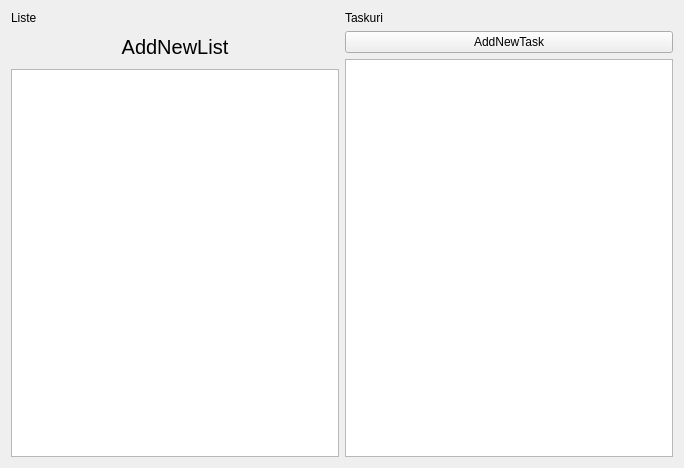
Above: Presentation/MainWidget.ui from TarcaAndrei/NotesApp before the change. Below: the same form after it.
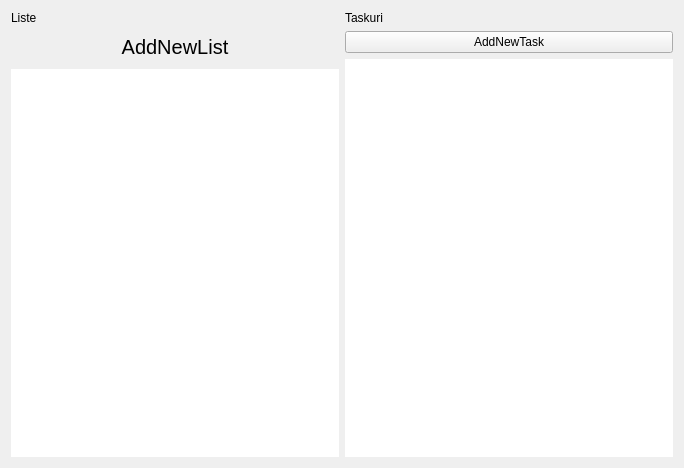
That is the form after the change. Icons and pictures are not drawn.

The edit to the form file:
```diff
--- a/Presentation/MainWidget.ui
+++ b/Presentation/MainWidget.ui
@@ -54,6 +54,15 @@
        <property name="autoFillBackground">
         <bool>false</bool>
        </property>
+       <property name="frameShape">
+        <enum>QFrame::NoFrame</enum>
+       </property>
+       <property name="frameShadow">
+        <enum>QFrame::Plain</enum>
+       </property>
+       <property name="lineWidth">
+        <number>0</number>
+       </property>
        <property name="sizeAdjustPolicy">
         <enum>QAbstractScrollArea::AdjustToContents</enum>
        </property>
@@ -84,6 +93,15 @@
          <pointsize>15</pointsize>
         </font>
        </property>
+       <property name="frameShape">
+        <enum>QFrame::NoFrame</enum>
+       </property>
+       <property name="frameShadow">
+        <enum>QFrame::Plain</enum>
+       </property>
+       <property name="lineWidth">
+        <number>0</number>
+       </property>
       </widget>
      </item>
     </layout>
```
Left out of the diff: 3 changed lines with no effect on the pictures.
